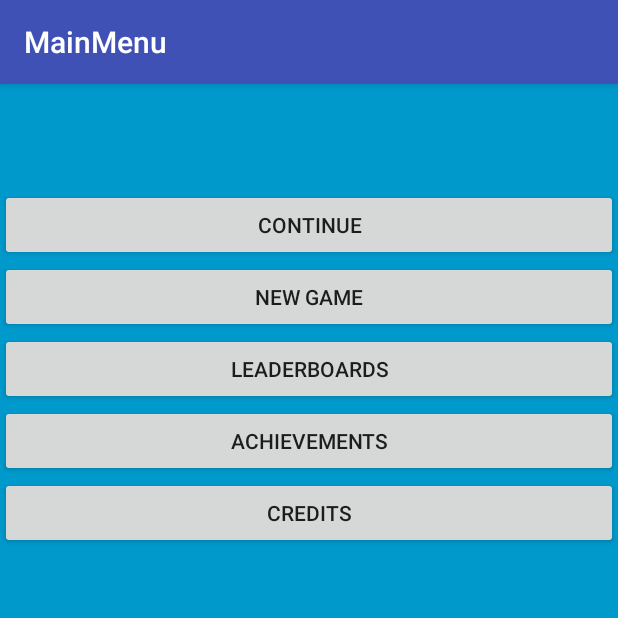
After one commit to krolikmvp/Idle-android-game, an Android app: the MainMenu screen opened directly, with no data from a screen before it, on a phone screen of 412 x 824 dp, the top half of it. The commit adds this screen. Run offline under Robolectric (Android 15) with nearby library versions, the phone set to English and light mode, and no system bars.

Commit message:
added starting screen and main menu

```diff
--- a/app/build.gradle
+++ b/app/build.gradle
@@ -23,4 +23,5 @@ dependencies {
     compile fileTree(dir: 'libs', include: ['*.jar'])
     testCompile 'junit:junit:4.12'
     compile 'com.android.support:appcompat-v7:24.2.0'
+    compile 'com.android.support:support-v4:24.2.0'
 }
--- /dev/null
+++ b/app/src/main/java/krolikmvp/untitledgame/MainMenu.java
@@ -0,0 +1,19 @@
+package krolikmvp.untitledgame;
+
+import android.annotation.SuppressLint;
+import android.support.v7.app.ActionBar;
+import android.support.v7.app.AppCompatActivity;
+import android.os.Bundle;
+import android.os.Handler;
+import android.view.MotionEvent;
+import android.view.View;
+
+public class MainMenu extends AppCompatActivity {
+
+    @Override
+    protected void onCreate(Bundle savedInstanceState) {
+        super.onCreate(savedInstanceState);
+        setContentView(R.layout.activity_main_menu);
+        // this.requestWindowFeature(Window.FEATURE_NO_TITLE);
+    }
+}
--- /dev/null
+++ b/app/src/main/res/layout/activity_main_menu.xml
@@ -0,0 +1,65 @@
+<RelativeLayout xmlns:android="http://schemas.android.com/apk/res/android"
+    xmlns:tools="http://schemas.android.com/tools"
+    android:layout_width="match_parent"
+    android:layout_height="match_parent"
+    android:background="#0099cc"
+    tools:context="krolikmvp.untitledgame.MainMenu">
+
+
+    <Button
+        android:layout_width="wrap_content"
+        android:layout_height="wrap_content"
+        android:text="New Game"
+        android:id="@+id/NGbutton"
+        android:layout_below="@+id/CNbutton"
+        android:layout_alignParentLeft="true"
+        android:layout_alignParentStart="true"
+        android:layout_alignParentRight="true"
+        android:layout_alignParentEnd="true" />
+
+    <Button
+        android:layout_width="wrap_content"
+        android:layout_height="wrap_content"
+        android:text="Leaderboards"
+        android:id="@+id/LBbutton"
+        android:layout_below="@+id/NGbutton"
+        android:layout_alignParentLeft="true"
+        android:layout_alignParentStart="true"
+        android:layout_alignParentRight="true"
+        android:layout_alignParentEnd="true" />
+
+    <Button
+        android:layout_width="wrap_content"
+        android:layout_height="wrap_content"
+        android:text="Achievements"
+        android:id="@+id/AVbutton"
+        android:layout_below="@+id/LBbutton"
+        android:layout_alignParentLeft="true"
+        android:layout_alignParentStart="true"
+        android:layout_alignParentRight="true"
+        android:layout_alignParentEnd="true" />
+
+    <Button
+        android:layout_width="wrap_content"
+        android:layout_height="wrap_content"
+        android:text="Credits"
+        android:id="@+id/CRbutton"
+        android:layout_alignParentLeft="true"
+        android:layout_alignParentStart="true"
+        android:layout_below="@+id/AVbutton"
+        android:layout_alignParentRight="true"
+        android:layout_alignParentEnd="true" />
+
+    <Button
+        android:layout_width="wrap_content"
+        android:layout_height="wrap_content"
+        android:text="Continue"
+        android:id="@+id/CNbutton"
+        android:layout_alignParentTop="true"
+        android:layout_marginTop="70dp"
+        android:layout_alignParentRight="true"
+        android:layout_alignParentEnd="true"
+        android:layout_alignParentLeft="true"
+        android:layout_alignParentStart="true"
+        android:allowUndo="false" />
+</RelativeLayout>
--- a/app/src/main/res/values/colors.xml
+++ b/app/src/main/res/values/colors.xml
@@ -3,4 +3,6 @@
     <color name="colorPrimary">#3F51B5</color>
     <color name="colorPrimaryDark">#303F9F</color>
     <color name="colorAccent">#FF4081</color>
+
+    <color name="black_overlay">#66000000</color>
 </resources>
--- a/app/src/main/res/values/strings.xml
+++ b/app/src/main/res/values/strings.xml
@@ -1,3 +1,7 @@
 <resources>
     <string name="app_name">UntitledGame</string>
+
+    <string name="title_activity_main_menu">MainMenu</string>
+    <string name="dummy_button">Dummy Button</string>
+    <string name="dummy_content">DUMMY\nCONTENT</string>
 </resources>
--- a/app/src/main/res/values/styles.xml
+++ b/app/src/main/res/values/styles.xml
@@ -8,4 +8,17 @@
         <item name="colorAccent">@color/colorAccent</item>
     </style>
 
+    <style name="FullscreenTheme" parent="AppTheme">
+        <item name="android:actionBarStyle">@style/FullscreenActionBarStyle</item>
+        <item name="android:windowActionBarOverlay">true</item>
+        <item name="android:windowBackground">@null</item>
+        <item name="metaButtonBarStyle">?android:attr/buttonBarStyle</item>
+        <item name="metaButtonBarButtonStyle">?android:attr/buttonBarButtonStyle</item>
+    </style>
+
+    <style name="FullscreenActionBarStyle" parent="Widget.AppCompat.ActionBar">
+        <item name="android:background">@color/black_overlay</item>
+    </style>
+
+
 </resources>
```
Also changed, not shown: app/src/main/AndroidManifest.xml (+12 -1 lines), app/src/main/java/krolikmvp/untitledgame/LaunchActivity.java (+24 -0 lines), app/src/main/res/layout/activity_launch.xml (+9 -2 lines), app/src/main/res/values/attrs.xml (added, +12 -0 lines), app/src/main/res/drawable/testlogo.jpg (added).
